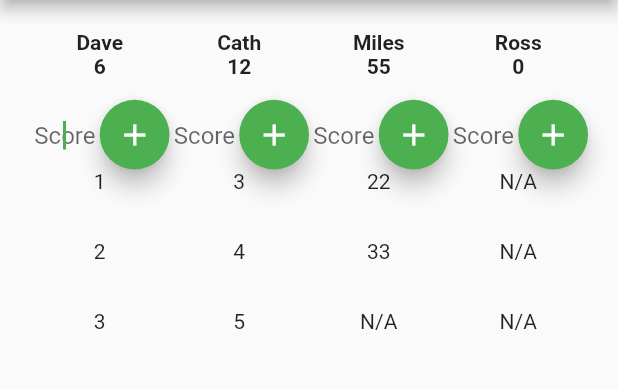
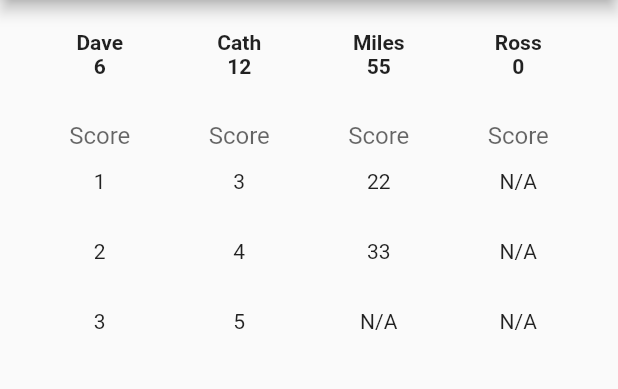
Before and after one commit to dgodd/scorekeeper, a Flutter app: the screen it shows after launch, on a phone screen of 412 x 824 dp, the part 84-473 px from its top. Run offline on Flutter 3.47's test engine with Material 2 defaults, Android fonts, the phone set to English and light mode, and no system bars; our stand-ins replace tuple.

```diff
--- a/lib/main.dart
+++ b/lib/main.dart
@@ -44,7 +44,10 @@ class _MyHomePageState extends State<MyHomePage> {
           child: GridView.builder(
         primary: false,
         padding: const EdgeInsets.all(20.0),
-        itemCount: (_scores.length * (2 + _scores.fold(0, (m, s) => s.item2.length > m ? s.item2.length : m))),
+        itemCount: (_scores.length *
+            (2 +
+                _scores.fold(
+                    0, (m, s) => s.item2.length > m ? s.item2.length : m))),
         gridDelegate: new SliverGridDelegateWithFixedCrossAxisCount(
             crossAxisCount: _scores.length, childAspectRatio: 2),
         itemBuilder: (BuildContext context, int index) {
@@ -58,29 +61,28 @@ class _MyHomePageState extends State<MyHomePage> {
             );
           } else if (index < (_scores.length * 2)) {
             final ctrl = TextEditingController();
-            return Row(children: [
-              Expanded(
-                  child: TextField(
-                autofocus: true,
-                keyboardType: TextInputType.number,
-                controller: ctrl,
-                textAlign: TextAlign.center,
-                decoration: InputDecoration(
-                    border: InputBorder.none, hintText: 'Score'),
-              )),
-              Expanded(
-                  child: FloatingActionButton(
-                child: Icon(Icons.add),
-                tooltip: 'Add Score',
-                onPressed: () {
-                  setState(() {
-                    final value = int.tryParse(ctrl.text) ?? 0;
+            var _focusNode = new FocusNode();
+            _focusNode.addListener(() {
+              if (!_focusNode.hasFocus) {
+                setState(() {
+                  if (ctrl.text != "") {
+                    final value = int.parse(ctrl.text);
                     player.item2.insert(0, value);
-                    ctrl.clear();
-                  });
-                },
-              ))
-            ]);
+                  }
+                  ctrl.clear();
+                });
+              }
+            });
+            return TextFormField(
+              autofocus: false,
+              keyboardType: TextInputType.number,
+              controller: ctrl,
+              textAlign: TextAlign.center,
+              textInputAction: TextInputAction.next,
+              focusNode: _focusNode,
+              decoration:
+                  InputDecoration(border: InputBorder.none, hintText: 'Score'),
+            );
           } else {
             var scoreIdx = (index / _scores.length).floor() - 2;
             if (scoreIdx < player.item2.length) {
```
